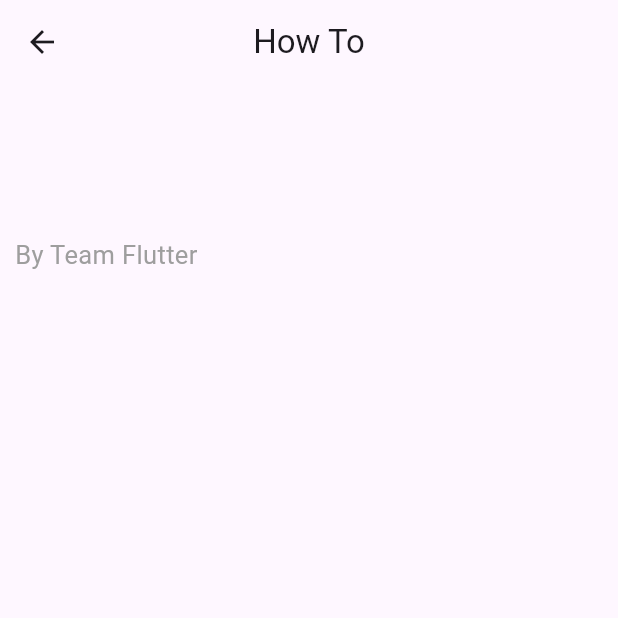
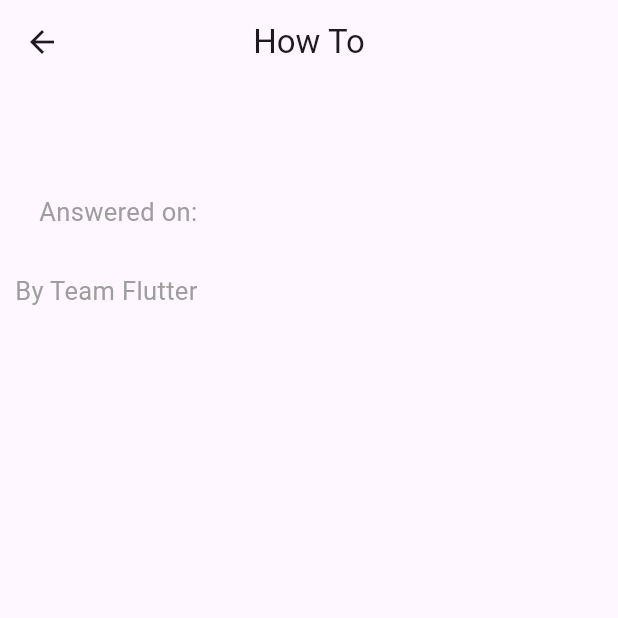
Before and after one commit to iamVictorSam/knowledge_based_app, a Flutter app: the HowToScreen screen opened directly with empty values, on a phone screen of 412 x 824 dp, the top half of it. Run offline on Flutter 3.47's test engine with Material 2 defaults, Android fonts, the phone set to English and light mode, and no system bars; drawn by our look-alikes of flutter_html; network calls fail; statements that could not run were skipped.

Commit message:
code clean up

```diff
--- a/lib/how_to_screen.dart
+++ b/lib/how_to_screen.dart
@@ -2,9 +2,10 @@ import 'package:flutter/material.dart';
 import 'package:flutter_html/flutter_html.dart';
 
 class HowToScreen extends StatelessWidget {
-  const HowToScreen({super.key, required this.data});
+  const HowToScreen({super.key, required this.data, required this.date});
 
   final Map<String, dynamic> data;
+  final String date;
 
   @override
   Widget build(BuildContext context) {
@@ -30,13 +31,13 @@ class HowToScreen extends StatelessWidget {
                     color: Colors.black,
                     fontWeight: FontWeight.bold),
               ),
-              // subtitle: Text(
-              //   'Answered on: $customDate',
-              //   style: const TextStyle(
-              //     color: Colors.grey,
-              //     fontSize: 17,
-              //   ),
-              // ),
+              subtitle: Text(
+                'Answered on: $date',
+                style: const TextStyle(
+                  color: Colors.grey,
+                  fontSize: 17,
+                ),
+              ),
             ),
             Html(
               data: """
```
Also changed, not shown: lib/custom_card.dart (+7 -2 lines).
